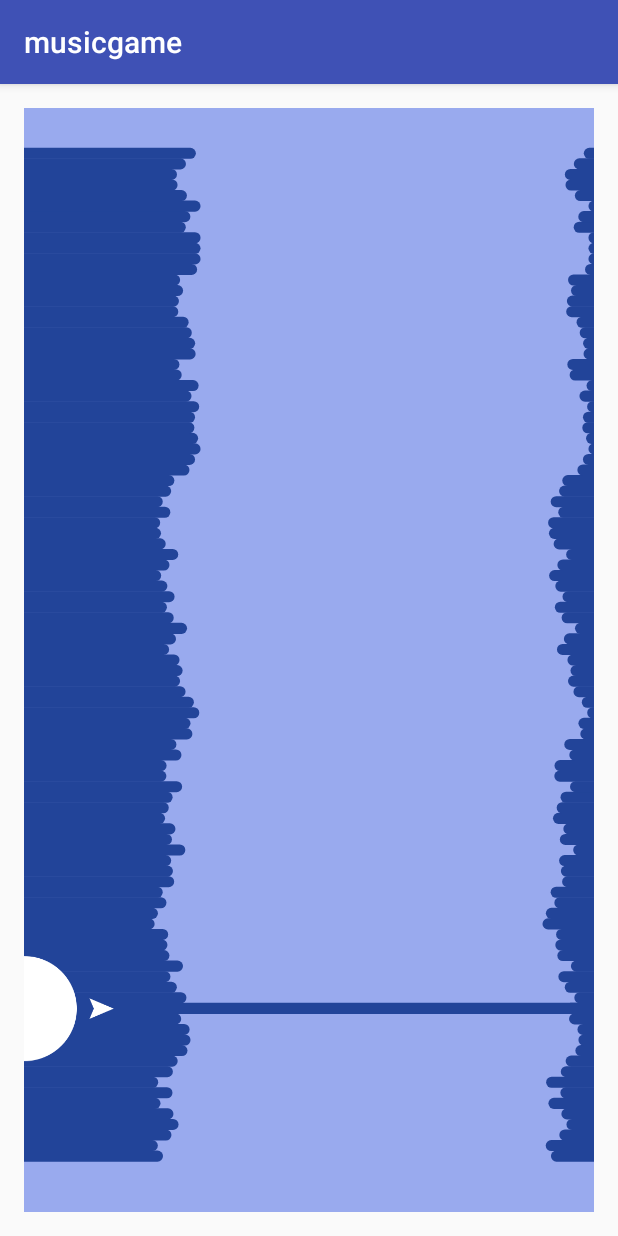
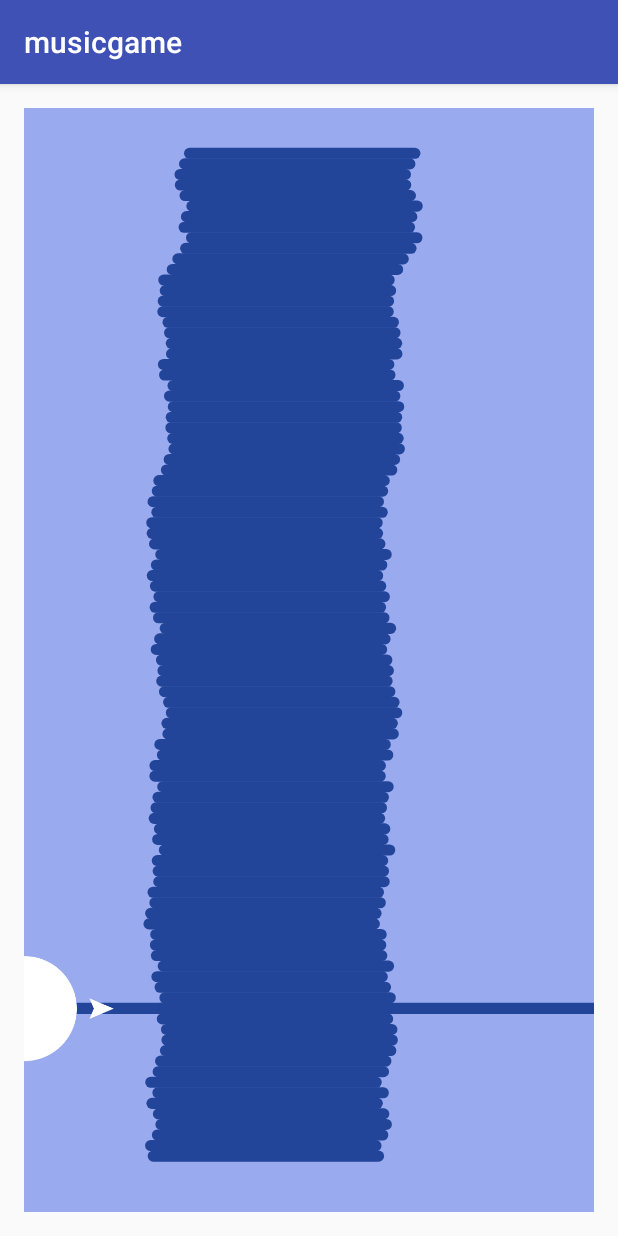
Before and after one commit to VincentDubois/musicgame, an Android app: the screen it shows after launch (MainActivity), on a phone screen of 412 x 824 dp. Run offline under Robolectric (Android 15) with nearby library versions, the phone set to English and light mode, and no system bars.

Commit message:
Travail sur les murs

```diff
--- a/app/src/main/java/fr/univartois/iutlens/mmi/web2/musicgame/GameView.java
+++ b/app/src/main/java/fr/univartois/iutlens/mmi/web2/musicgame/GameView.java
@@ -160,7 +160,7 @@ public class GameView extends View implements View.OnTouchListener {
     private void updateWall(int nb) {
         for(int i = 0; i< nb; ++i) {
             float last = wall.lastElement(); // On repart de la dernière position
-            last += (Math.random() - 0.5f) * 0.2f; // On ajoute une petite valeur, positive ou négative
+            last += (Math.random() - 0.5f) * 0.1f; // On ajoute une petite valeur, positive ou négative
             if (last < 0) last = 0; // On reste entre 0 et 1
             if (last > 1) last = 1;
             wall.add(last);
@@ -221,11 +221,15 @@ public class GameView extends View implements View.OnTouchListener {
 
         // Affichage des murs
         for(int i = 0; i < wall.size(); ++i){
+            /*
             canvas.drawLine(0,HEIGHT-i* PIXEL_SIZE - PIXEL_SIZE,
                     0.3f*wall.get(i)*WIDTH,HEIGHT-i* PIXEL_SIZE - PIXEL_SIZE,wallPaint);
 
             canvas.drawLine((0.7f+0.3f*wall.get(i))*WIDTH,HEIGHT-i* PIXEL_SIZE - PIXEL_SIZE,
                     WIDTH,HEIGHT-i* PIXEL_SIZE - PIXEL_SIZE,wallPaint);
+             */
+            canvas.drawLine(0.3f*wall.get(i)*WIDTH, HEIGHT-i* PIXEL_SIZE - PIXEL_SIZE,
+                    0.3f*wall.get(i)*WIDTH+(canvas.getWidth()*3/4), HEIGHT-i* PIXEL_SIZE - PIXEL_SIZE, wallPaint);
         }
 
         //Affichage des sprites
```
